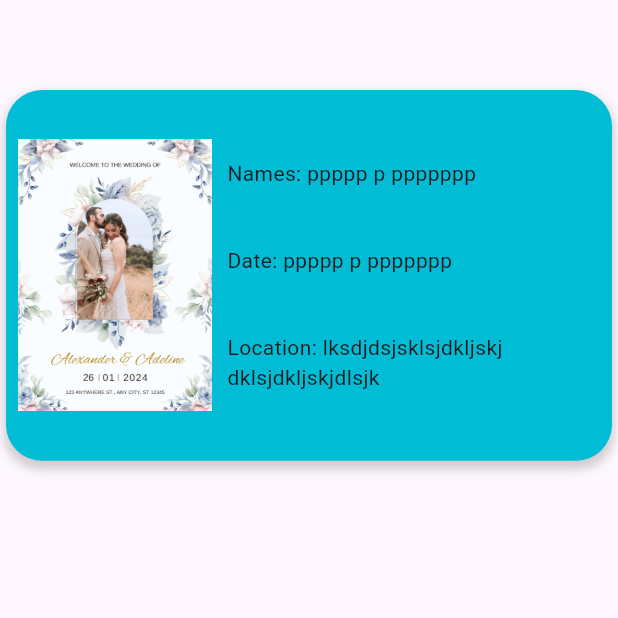
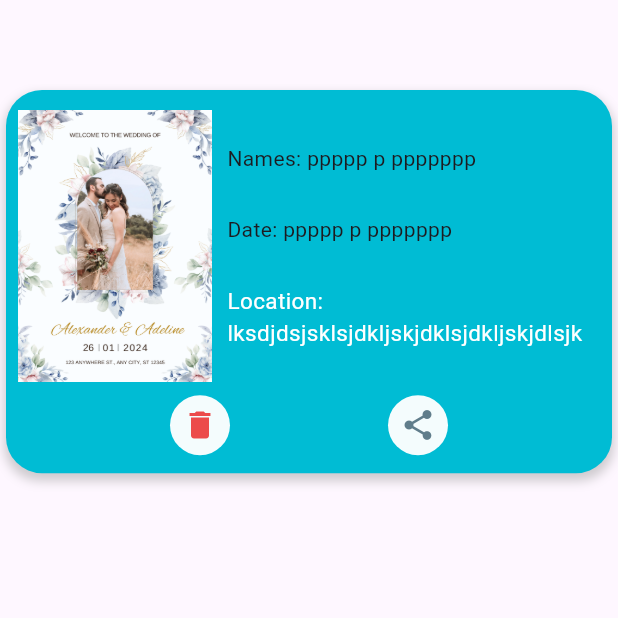
Before and after one commit to Rana-Mohsen/wedding_card, a Flutter app: the MyCardsView screen opened by its route, on a phone screen of 412 x 824 dp, the top half of it. Run offline on Flutter 3.47's test engine with Material 3 defaults, Android fonts, the phone set to English and light mode, and no system bars; our stand-ins replace bloc, cloud_firestore, confetti, dartz, firebase_auth, firebase_core and 7 more; accounts and stored records are empty.

Commit message:
my cards container

```diff
--- a/lib/features/info/presentation/view/my_cards_view.dart
+++ b/lib/features/info/presentation/view/my_cards_view.dart
@@ -7,6 +7,7 @@ class MyCardsView extends StatelessWidget {
   @override
   Widget build(BuildContext context) {
     return Scaffold(
+      // backgroundColor: Colors.pinkAccent,
       appBar: AppBar(),
       body: const MyCardsViewBody(),
     );
--- /dev/null
+++ b/lib/features/info/presentation/view/widgets/cards_container_icon_button.dart
@@ -0,0 +1,23 @@
+import 'package:flutter/material.dart';
+
+class CardContainerIconButton extends StatelessWidget {
+  const CardContainerIconButton({
+    super.key,
+    this.iconColor,
+    required this.icon,
+  });
+  final Color? iconColor;
+  final IconData? icon;
+  @override
+  Widget build(BuildContext context) {
+    return IconButton(
+      onPressed: () {},
+      //highlightColor: Colors.amber,
+      style: ButtonStyle(
+          backgroundColor: MaterialStateProperty.all(
+              const Color.fromARGB(244, 255, 255, 255))),
+      color: iconColor,
+      icon: Icon(icon),
+    );
+  }
+}
--- a/lib/features/info/presentation/view/widgets/my_card_container.dart
+++ b/lib/features/info/presentation/view/widgets/my_card_container.dart
@@ -1,7 +1,11 @@
+import 'package:flutter/cupertino.dart';
 import 'package:flutter/material.dart';
+import 'package:flutter/widgets.dart';
 import 'package:wedding_card/core/utils/assets.dart';
 import 'package:wedding_card/core/utils/media_quairy_extention.dart';
+import 'package:wedding_card/features/info/presentation/view/widgets/cards_container_icon_button.dart';
 import 'package:wedding_card/features/info/presentation/view/widgets/my_card_container_text.dart';
+import 'package:wedding_card/features/info/presentation/view/widgets/row_of_Icons.dart';
 
 class MyCardContainer extends StatelessWidget {
   const MyCardContainer({super.key});
@@ -9,7 +13,7 @@ class MyCardContainer extends StatelessWidget {
   @override
   Widget build(BuildContext context) {
     return Container(
-      height: context.screenHeight * 0.3,
+      height: context.screenHeight * 0.31,
       decoration: BoxDecoration(
         color: Colors.cyan,
         boxShadow: [
@@ -24,15 +28,24 @@ class MyCardContainer extends StatelessWidget {
       ),
       child: Padding(
         padding: const EdgeInsets.all(8.0),
-        child: Row(
+        child: Column(
+          mainAxisAlignment: MainAxisAlignment.spaceEvenly,
           children: [
-            SizedBox(
-              height: context.screenHeight * 0.22,
-              child: Image.asset(Assets.homeBackgroundBlueAndGoldExample),
+            Expanded(
+              child: Row(
+                children: [
+                  SizedBox(
+                    height: context.screenHeight * 0.22,
+                    child: Image.asset(Assets.homeBackgroundBlueAndGoldExample),
+                  ),
+                  const SizedBox(
+                      width:
+                          10), // Add some spacing between the image and the texts
+                  const Expanded(child: MyCardContainerText()),
+                ],
+              ),
             ),
-            const SizedBox(
-                width: 10), // Add some spacing between the image and the texts
-            const MyCardContainerText(),
+            const RowOfIcons(),
           ],
         ),
       ),
--- a/lib/features/info/presentation/view/widgets/my_card_container_text.dart
+++ b/lib/features/info/presentation/view/widgets/my_card_container_text.dart
@@ -6,9 +6,7 @@ class MyCardContainerText extends StatelessWidget {
 
   @override
   Widget build(BuildContext context) {
-    return ConstrainedBox(
-      constraints: BoxConstraints(maxWidth: context.screenWidth * 0.45),
-      child: const Column(
+    return const Column(
       crossAxisAlignment: CrossAxisAlignment.start,
       mainAxisAlignment: MainAxisAlignment.spaceEvenly,
       children: [
@@ -18,10 +16,10 @@ class MyCardContainerText extends StatelessWidget {
           "Location: lksdjdsjsklsjdkljskjdklsjdkljskjdlsjk",
           overflow: TextOverflow.ellipsis,
           maxLines: 2,
+          style: TextStyle(color: Colors.white, fontSize: 15),
           // softWrap: false,
         ),
       ],
-      ),
     );
   }
 }
--- /dev/null
+++ b/lib/features/info/presentation/view/widgets/row_of_Icons.dart
@@ -0,0 +1,25 @@
+import 'package:flutter/material.dart';
+import 'package:wedding_card/features/info/presentation/view/widgets/cards_container_icon_button.dart';
+
+class RowOfIcons extends StatelessWidget {
+  const RowOfIcons({
+    super.key,
+  });
+
+  @override
+  Widget build(BuildContext context) {
+    return const Row(
+      mainAxisAlignment: MainAxisAlignment.spaceEvenly,
+      children: [
+        CardContainerIconButton(
+          icon: Icons.delete,
+          iconColor: Color.fromARGB(255, 236, 75, 75),
+        ),
+        CardContainerIconButton(
+          icon: Icons.share,
+          iconColor: Colors.blueGrey,
+        ),
+      ],
+    );
+  }
+}
--- a/lib/main.dart
+++ b/lib/main.dart
@@ -31,7 +31,7 @@ class MyApp extends StatelessWidget {
         debugShowCheckedModeBanner: false,
         title: 'Flutter Demo',
         theme: ThemeData(
-            // fontFamily: "Montserrat",
+          //fontFamily: "Montserrat",
           //colorScheme: ColorScheme.fromSeed(seedColor: Colors.deepPurple),
           //useMaterial3: true,
         ),
```
Lines whose indentation alone changed are shown as unchanged.
